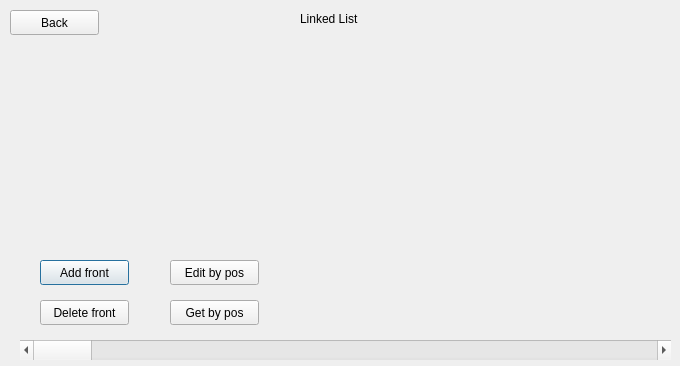
First picture: the form in TareaExtraclase1Cliente/linkedlist.ui, repository Josecespedesant/Datos2.TareaExtraclase1.Cliente, before the edit.
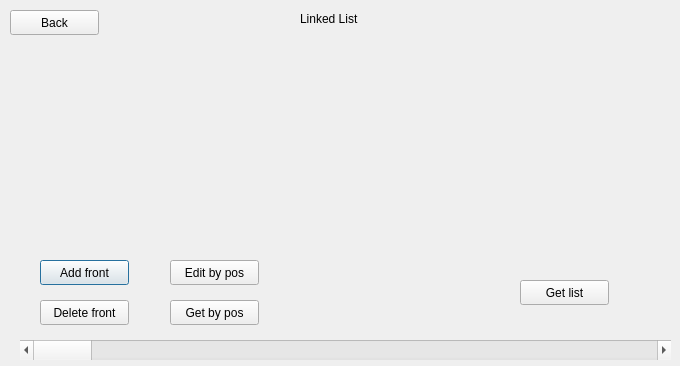
Second picture: the form after the edit.

Patch:
```diff
--- a/TareaExtraclase1Cliente/linkedlist.ui
+++ b/TareaExtraclase1Cliente/linkedlist.ui
@@ -104,6 +104,19 @@
     <string>Back</string>
    </property>
   </widget>
+  <widget class="QPushButton" name="pushButton_6">
+   <property name="geometry">
+    <rect>
+     <x>520</x>
+     <y>280</y>
+     <width>89</width>
+     <height>25</height>
+    </rect>
+   </property>
+   <property name="text">
+    <string>Get list</string>
+   </property>
+  </widget>
  </widget>
  <resources/>
  <connections/>
```
